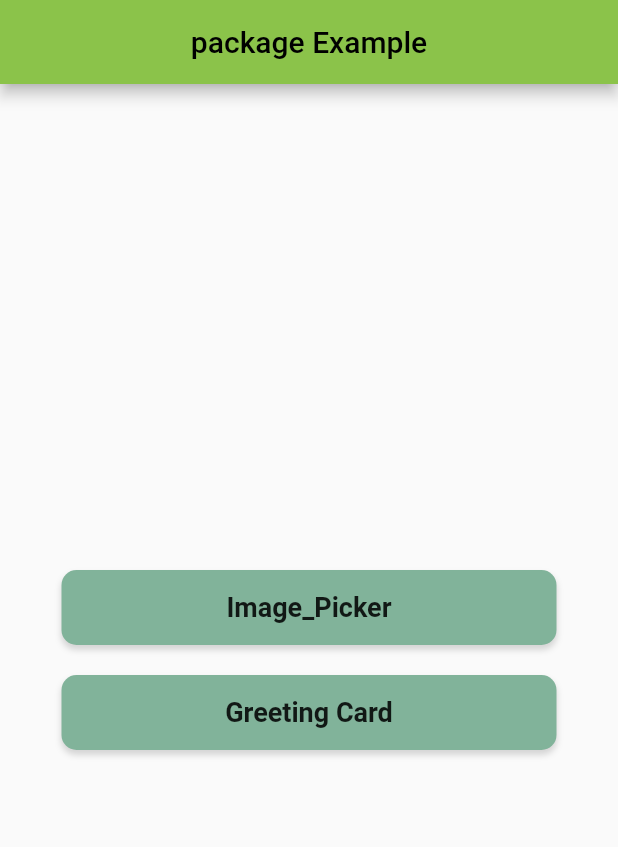
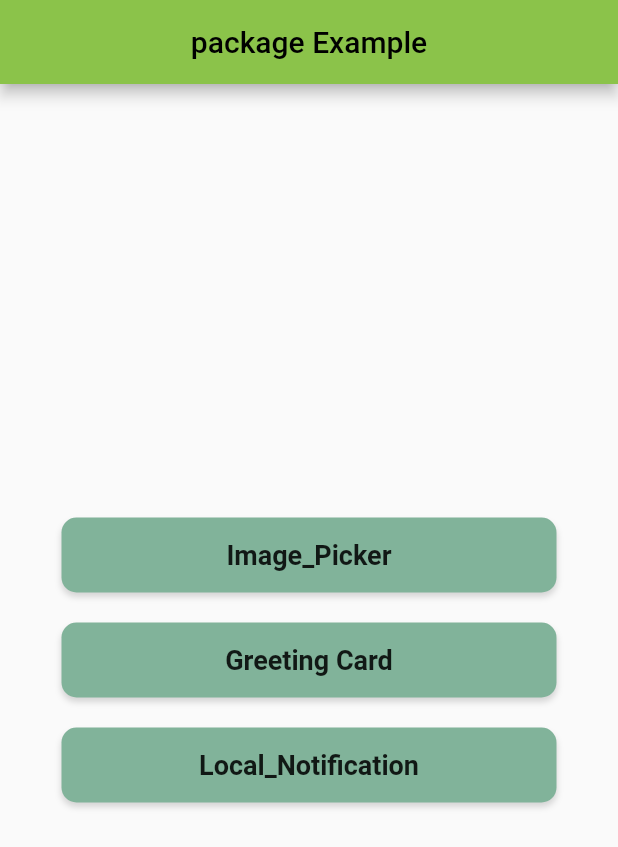
Before and after one commit to keval1616/flutter_devs, a Flutter app: the screen it shows after launch, on a phone screen of 412 x 824 dp. Shown: the top 847 px of the screen. Run offline on Flutter 3.47's test engine with Material 2 defaults, Android fonts, the phone set to English and light mode, and no system bars; our stand-ins replace cloud_firestore, firebase_core, flutter_local_notifications, get, image_cropper, image_picker; missing offline and left inert: snapshot; accounts and stored records are empty.

Commit message:
notification

```diff
--- a/lib/home_Page.dart
+++ b/lib/home_Page.dart
@@ -61,6 +61,26 @@ class _Home_PageState extends State<Home_Page> {
                     ),]),
               ),
             ),
+            SizedBox(height: 20,),
+            InkWell(
+              onTap : (){
+                Navigator.pushNamed(context, '/Local_Notification');
+              },
+              child: Container(
+                width: 330,
+                height: 50,
+                child: Center(child: Text("Local_Notification",style:  TextStyle(fontSize: 18,fontWeight: FontWeight.bold),)),
+                decoration: BoxDecoration(
+
+                    color:Color(0xff81B39A),//ColorConstants.buttonColor,
+                    borderRadius: BorderRadius.circular(10),
+                    boxShadow:[BoxShadow(
+                        color: Colors.black.withOpacity(0.15),
+                        blurRadius: 3.0,
+                        offset: Offset(0,3)
+                    ),]),
+              ),
+            ),
           ],
         ),
       ),
--- a/lib/utils/Routes/app_pages.dart
+++ b/lib/utils/Routes/app_pages.dart
@@ -6,6 +6,7 @@
 import 'package:get/get.dart';
 
 import '../../Image_picker/image_picker.dart';
+import '../../Local_Notification.dart';
 import '../../firebase/pages/add_student_page.dart';
 import '../../firebase/pages/home_page.dart';
 import '../../firebase/pages/list_student_page.dart';
@@ -25,6 +26,7 @@ class AppPages{
     GetPage(name: Routes.addStudentPage, page: () => AddStudentPage(),),
     GetPage(name: Routes.listStudentPage, page: () => ListStudentPage(),),
     GetPage(name: Routes.updateStudentPage, page: () => UpdateStudentPage(id: '',),),
+    GetPage(name: Routes.local_Notification, page: () => Local_Notification(),),
 
 
 
--- a/lib/utils/Routes/app_routes.dart
+++ b/lib/utils/Routes/app_routes.dart
@@ -16,6 +16,7 @@ abstract class Routes{
   static const addStudentPage = '/AddStudentPage';
   static const listStudentPage = '/ListStudentPage';
   static const updateStudentPage = '/UpdateStudentPage';
+  static const local_Notification = '/Local_Notification';
 
 
 
--- a/pubspec.yaml
+++ b/pubspec.yaml
@@ -42,6 +42,7 @@ dependencies:
   snapshot: ^0.2.5
   firebase_core: ^1.18.0
   carousel_slider: ^4.1.1
+  flutter_local_notifications: ^9.6.1
 
 
 
```
Also changed, not shown: lib/Carousel_Slider.dart (+78 -78 lines), lib/Local_Notification.dart (added, +81 -0 lines), lib/main.dart (+6 -1 lines), 3 other files.
